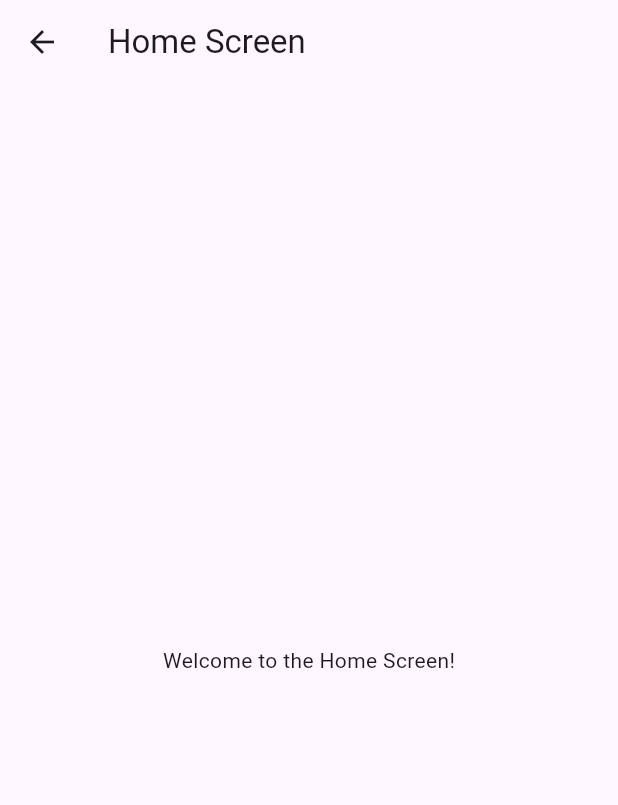
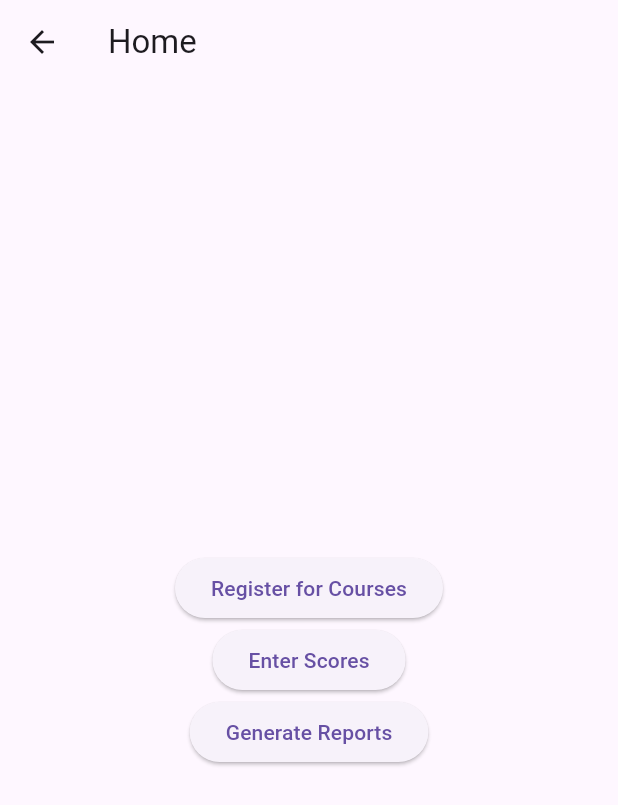
Before and after one commit to Odhi-ambo/Exam_processing_app, a Flutter app: the HomeScreen screen opened by its route, on a phone screen of 412 x 824 dp. Shown: the top 805 px of the screen. Run offline on Flutter 3.47's test engine with Material 3 defaults, Android fonts, the phone set to English and light mode, and no system bars.

Commit message:
Initial commit

```diff
--- a/lib/screens/home_screen.dart
+++ b/lib/screens/home_screen.dart
@@ -6,11 +6,31 @@ class HomeScreen extends StatelessWidget {
   @override
   Widget build(BuildContext context) {
     return Scaffold(
-      appBar: AppBar(
-        title: const Text('Home Screen'),
-      ),
-      body: const Center(
-        child: Text('Welcome to the Home Screen!'),
+      appBar: AppBar(title: const Text("Home")),
+      body: Center(
+        child: Column(
+          mainAxisAlignment: MainAxisAlignment.center,
+          children: [
+            ElevatedButton(
+              onPressed: () {
+                Navigator.pushNamed(context, '/courseRegistration');
+              },
+              child: const Text("Register for Courses"),
+            ),
+            ElevatedButton(
+              onPressed: () {
+                Navigator.pushNamed(context, '/scoreEntry');
+              },
+              child: const Text("Enter Scores"),
+            ),
+            ElevatedButton(
+              onPressed: () {
+                Navigator.pushNamed(context, '/adminReport');
+              },
+              child: const Text("Generate Reports"),
+            ),
+          ],
+        ),
       ),
     );
   }
```
